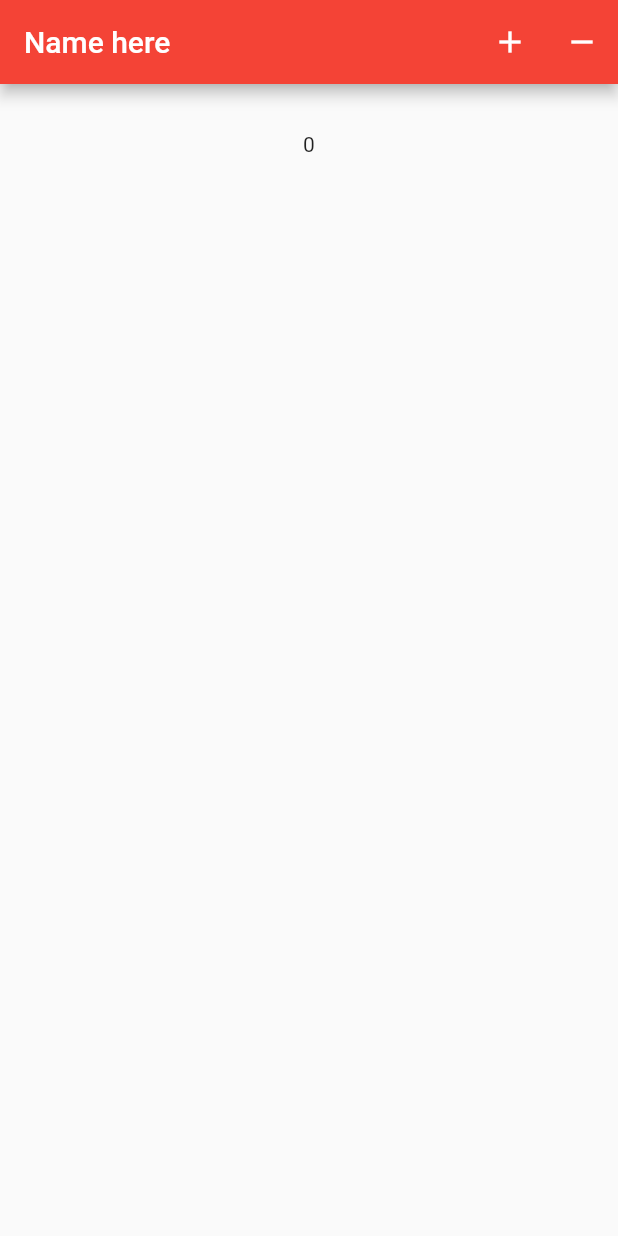
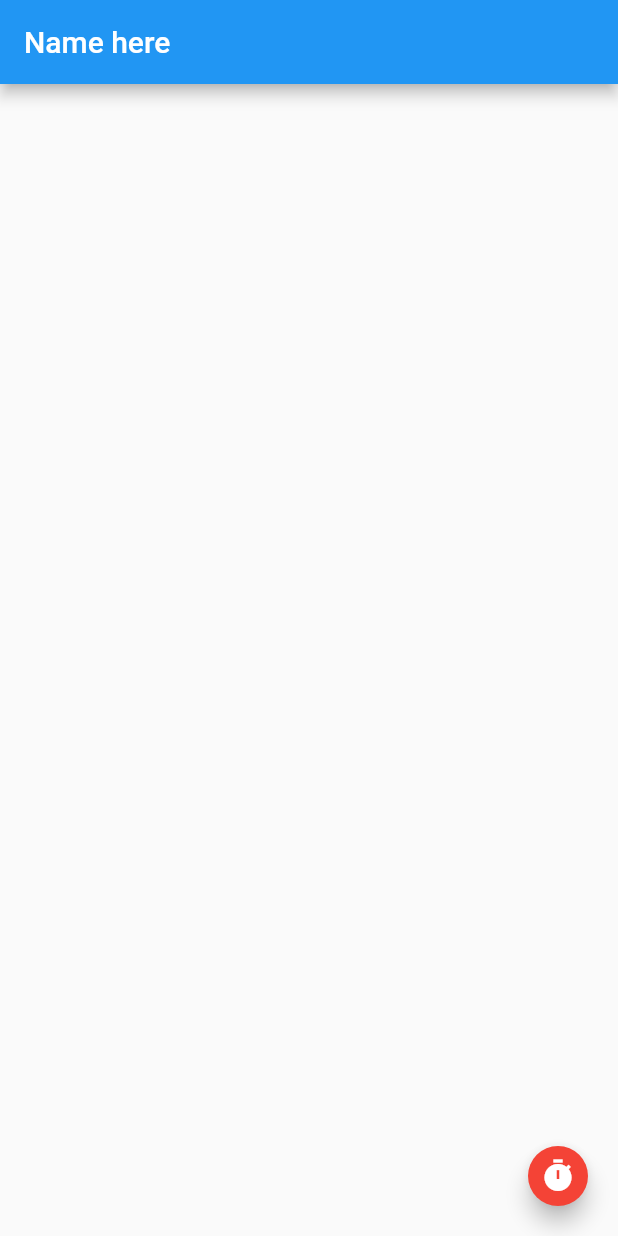
Before and after one commit to dspano/flutter-intro, a Flutter app: the screen it shows after launch, on a phone screen of 412 x 824 dp. Run offline on Flutter 3.47's test engine with Material 2 defaults, Android fonts, the phone set to English and light mode, and no system bars.

Commit message:
Floating Action Button

```diff
--- a/flutter_tutorial/lib/main.dart
+++ b/flutter_tutorial/lib/main.dart
@@ -13,28 +13,27 @@ class MyApp extends StatefulWidget {
 }
 
 class _State extends State<MyApp> {
-  int _value = 0;
+  String _value = "";
 
-  void _add() => setState(() => _value++);
-  void _subtract() => setState(() => _value--);
-
+  void _onClick() => setState(() => _value = new DateTime.now().toString());
   @override
   Widget build(BuildContext context) {
     return new Scaffold(
       appBar: new AppBar(
         title: new Text('Name here'),
-        backgroundColor: Colors.red,
-        actions: <Widget>[
-          new IconButton(icon: new Icon(Icons.add), onPressed: _add),
-          new IconButton(icon: new Icon(Icons.remove), onPressed: _subtract)
-        ],
+      ),
+      floatingActionButton: new FloatingActionButton(
+          onPressed: _onClick,
+          backgroundColor: Colors.red,
+          mini: true,
+          child: new Icon(Icons.timer)
       ),
       body: new Container(
         padding: new EdgeInsets.all(32.0),
         child: new Center(
           child: new Column(
             children: <Widget>[
-              new Text(_value.toString()),
+              new Text(_value),
             ]
           )
         )
@@ -59,7 +58,8 @@ class _State extends State<MyApp> {
 
 */
 
-/**                  * AppBar features *
+/**
+ *                    * AppBar features *
  *
     int _value = 0;
     void _add() => setState(() => _value++);
@@ -74,3 +74,15 @@ class _State extends State<MyApp> {
       ],
     )
  */
+
+/**
+ *                * Floating Action Button *
+ *
+    void _onClick() => setState(() => _value = new DateTime.now().toString());
+    floatingActionButton: new FloatingActionButton(
+      onPressed: _onClick,
+      backgroundColor: Colors.red,
+      mini: false,
+      child: new Icon(Icons.timer)
+    ),
+ */
```
